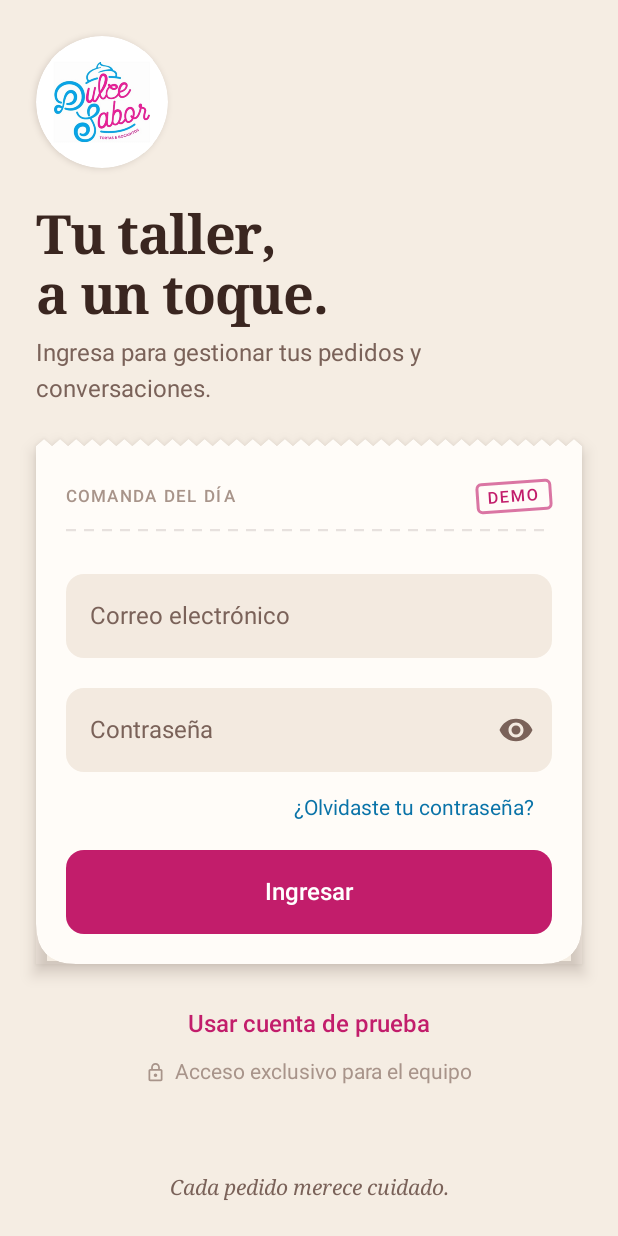
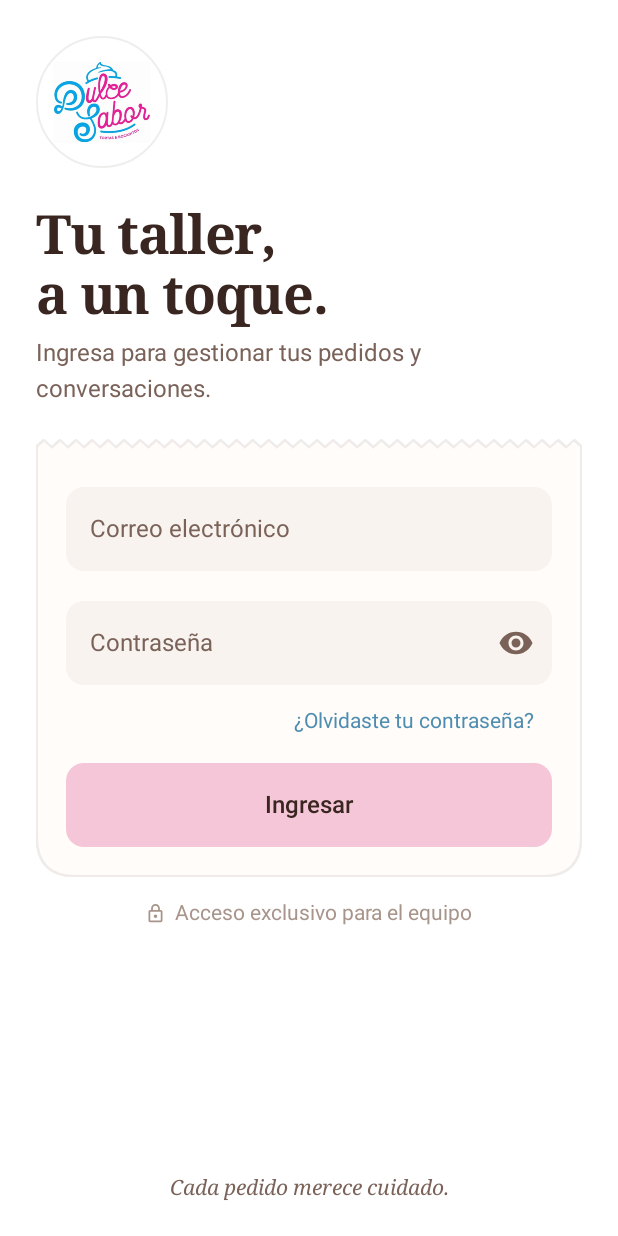
Before and after one commit to miguelbonifaz/dulce-sabor-android, an Android app built with Jetpack Compose: the screen it shows after launch (MainActivity), on a phone screen of 412 x 824 dp. Run offline under Robolectric (Android 15) with nearby library versions, the phone set to English and light mode, and no system bars.

Commit message:
Quitar referencias a demo del login y suavizar la paleta
Co-Authored-By: Claude Opus 5.5 <noreply@anthropic.com>
Claude-Session: https://claude.ai/code/session_01AhKUfp2q9XHvDSSGFHPV48

```diff
--- a/app/src/main/java/com/dulcesabor/android/MainActivity.kt
+++ b/app/src/main/java/com/dulcesabor/android/MainActivity.kt
@@ -31,7 +31,6 @@ class MainActivity : ComponentActivity() {
                         state = state,
                         onEmailChange = viewModel::updateEmail,
                         onPasswordChange = viewModel::updatePassword,
-                        onDemoAccount = viewModel::useDemoAccount,
                         onSignIn = viewModel::signIn,
                     )
                 } else {
--- a/app/src/main/java/com/dulcesabor/android/ui/DemoSessionScreen.kt
+++ b/app/src/main/java/com/dulcesabor/android/ui/DemoSessionScreen.kt
@@ -31,7 +31,6 @@ fun DemoSessionScreen(user: StaffUser, onSignOut: () -> Unit) {
             verticalArrangement = Arrangement.spacedBy(20.dp, Alignment.CenterVertically),
         ) {
             Image(painterResource(R.drawable.dulce_sabor_logo), stringResource(R.string.app_name), Modifier.size(128.dp))
-            Text(stringResource(R.string.demo_mode), color = MaterialTheme.colorScheme.primary)
             Text(stringResource(R.string.welcome), style = MaterialTheme.typography.headlineSmall)
             Text(user.email)
             Text(stringResource(R.string.demo_session_description), style = MaterialTheme.typography.bodyLarge)
--- a/app/src/main/java/com/dulcesabor/android/ui/LoginScreen.kt
+++ b/app/src/main/java/com/dulcesabor/android/ui/LoginScreen.kt
@@ -1,17 +1,12 @@
 package com.dulcesabor.android.ui
 
-import androidx.compose.foundation.Canvas
 import androidx.compose.foundation.Image
 import androidx.compose.foundation.border
 import androidx.compose.foundation.layout.Box
 import androidx.compose.foundation.shape.CircleShape
 import androidx.compose.foundation.shape.GenericShape
 import androidx.compose.foundation.shape.RoundedCornerShape
-import androidx.compose.ui.draw.rotate
-import androidx.compose.ui.draw.shadow
-import androidx.compose.ui.geometry.Offset
 import androidx.compose.ui.graphics.Color
-import androidx.compose.ui.graphics.PathEffect
 import androidx.compose.ui.text.font.FontFamily
 import androidx.compose.ui.text.font.FontStyle
 import androidx.compose.foundation.background
@@ -76,7 +71,6 @@ fun LoginScreen(
     state: LoginUiState,
     onEmailChange: (String) -> Unit,
     onPasswordChange: (String) -> Unit,
-    onDemoAccount: () -> Unit,
     onSignIn: () -> Unit,
 ) {
     var passwordVisible by rememberSaveable { mutableStateOf(false) }
@@ -125,26 +119,10 @@ fun LoginScreen(
                 Column(
                     modifier = Modifier
                         .fillMaxWidth()
-                        .shadow(elevation = 6.dp, shape = ComandaShape, ambientColor = Pasteleria.Chocolate, spotColor = Pasteleria.Chocolate)
+                        .border(1.dp, Pasteleria.Hilo, ComandaShape)
                         .background(MaterialTheme.colorScheme.surface, ComandaShape)
-                        .padding(start = 20.dp, end = 20.dp, top = 28.dp, bottom = 20.dp),
+                        .padding(start = 20.dp, end = 20.dp, top = 24.dp, bottom = 20.dp),
                 ) {
-                    Row(
-                        modifier = Modifier.fillMaxWidth(),
-                        verticalAlignment = Alignment.CenterVertically,
-                        horizontalArrangement = Arrangement.SpaceBetween,
-                    ) {
-                        Text(
-                            stringResource(R.string.order_label).uppercase(),
-                            style = MaterialTheme.typography.labelSmall,
-                            color = Pasteleria.Harina,
-                        )
-                        DemoStamp()
-                    }
-                    Spacer(Modifier.height(12.dp))
-                    DashedRule()
-                    Spacer(Modifier.height(20.dp))
-
                     val fieldColors = OutlinedTextFieldDefaults.colors(
                         unfocusedContainerColor = MaterialTheme.colorScheme.surfaceVariant,
                         focusedContainerColor = MaterialTheme.colorScheme.surfaceVariant,
@@ -235,17 +213,6 @@ fun LoginScreen(
                 }
 
                 Spacer(Modifier.height(16.dp))
-                TextButton(
-                    onClick = onDemoAccount,
-                    enabled = !state.isLoading,
-                    modifier = Modifier.align(Alignment.CenterHorizontally),
-                ) {
-                    Text(
-                        stringResource(R.string.demo_account),
-                        style = MaterialTheme.typography.labelLarge,
-                        color = MaterialTheme.colorScheme.primary,
-                    )
-                }
                 Row(
                     modifier = Modifier.fillMaxWidth(),
                     horizontalArrangement = Arrangement.spacedBy(6.dp, Alignment.CenterHorizontally),
@@ -300,7 +267,7 @@ private fun LogoLabel() {
     Box(
         modifier = Modifier
             .size(88.dp)
-            .shadow(3.dp, CircleShape, ambientColor = Pasteleria.Chocolate, spotColor = Pasteleria.Chocolate)
+            .border(1.dp, Pasteleria.Hilo, CircleShape)
             .background(Color.White, CircleShape)
             .padding(10.dp),
         contentAlignment = Alignment.Center,
@@ -313,35 +280,8 @@ private fun LogoLabel() {
     }
 }
 
-@Composable
-private fun DemoStamp() {
-    Text(
-        stringResource(R.string.demo_mode).uppercase(),
-        style = MaterialTheme.typography.labelSmall,
-        color = MaterialTheme.colorScheme.primary,
-        modifier = Modifier
-            .rotate(-4f)
-            .border(1.5.dp, MaterialTheme.colorScheme.primary.copy(alpha = 0.6f), RoundedCornerShape(4.dp))
-            .padding(horizontal = 8.dp, vertical = 4.dp),
-    )
-}
-
-@Composable
-private fun DashedRule() {
-    val color = Pasteleria.Hilo
-    Canvas(Modifier.fillMaxWidth().height(1.dp)) {
-        drawLine(
-            color = color,
-            start = Offset(0f, 0f),
-            end = Offset(size.width, 0f),
-            strokeWidth = 1.dp.toPx() * 1.5f,
-            pathEffect = PathEffect.dashPathEffect(floatArrayOf(10f, 8f)),
-        )
-    }
-}
-
 @Preview(showBackground = true, widthDp = 390, heightDp = 844)
 @Composable
 private fun LoginPreview() {
-    DulceSaborTheme { LoginScreen(LoginUiState(), {}, {}, {}, {}) }
+    DulceSaborTheme { LoginScreen(LoginUiState(), {}, {}, {}) }
 }
--- a/app/src/main/java/com/dulcesabor/android/ui/theme/DulceSaborTheme.kt
+++ b/app/src/main/java/com/dulcesabor/android/ui/theme/DulceSaborTheme.kt
@@ -15,24 +15,24 @@ import androidx.compose.ui.unit.sp
 
 /** Colores del taller: papel de horno, crema batida, chocolate y los acentos del logo. */
 object Pasteleria {
-    val PapelHorno = Color(0xFFF5EDE3)
-    val CremaBatida = Color(0xFFFFFCF8)
-    val Masa = Color(0xFFF3EAE0)
+    val PapelHorno = Color(0xFFFFFFFF)
+    val CremaBatida = Color(0xFFFFFCFA)
+    val Masa = Color(0xFFF8F3EF)
     val Chocolate = Color(0xFF3A2620)
     val Cacao = Color(0xFF7A6259)
     val Harina = Color(0xFFA8948A)
-    val Frambuesa = Color(0xFFC21D6B)
-    val FrambuesaSuave = Color(0xFFFBE4EE)
-    val Celeste = Color(0xFF0A73A8)
-    val Hilo = Color(0x1F3A2620)
+    val Frambuesa = Color(0xFFF4C6D7)
+    val FrambuesaSuave = Color(0xFFFCEEF3)
+    val Celeste = Color(0xFF4F8DB0)
+    val Hilo = Color(0x143A2620)
     val Error = Color(0xFFB3261E)
 }
 
 private val colors = lightColorScheme(
     primary = Pasteleria.Frambuesa,
-    onPrimary = Color.White,
+    onPrimary = Pasteleria.Chocolate,
     primaryContainer = Pasteleria.FrambuesaSuave,
-    onPrimaryContainer = Pasteleria.Frambuesa,
+    onPrimaryContainer = Pasteleria.Chocolate,
     secondary = Pasteleria.Celeste,
     onSecondary = Color.White,
     background = Pasteleria.PapelHorno,
--- a/app/src/main/res/values/strings.xml
+++ b/app/src/main/res/values/strings.xml
@@ -3,8 +3,6 @@
     <string name="app_name">Dulce Sabor</string>
     <string name="login_title">Tu taller,\na un toque.</string>
     <string name="login_subtitle">Ingresa para gestionar tus pedidos y conversaciones.</string>
-    <string name="order_label">Comanda del día</string>
-    <string name="demo_mode">Demo</string>
     <string name="email_label">Correo electrónico</string>
     <string name="email_placeholder">nombre@dulcesabor.com</string>
     <string name="password_label">Contraseña</string>
@@ -12,18 +10,17 @@
     <string name="hide_password">Ocultar contraseña</string>
     <string name="forgot_password">¿Olvidaste tu contraseña?</string>
     <string name="recovery_title">Recuperar contraseña</string>
-    <string name="recovery_unavailable">La recuperación de contraseña no está disponible en esta demostración. Puedes usar la cuenta de prueba para explorar la aplicación.</string>
+    <string name="recovery_unavailable">Pide a la administración que restablezca tu contraseña.</string>
     <string name="understood">Entendido</string>
     <string name="sign_in">Ingresar</string>
     <string name="signing_in">Ingresando…</string>
-    <string name="demo_account">Usar cuenta de prueba</string>
     <string name="staff_only">Acceso exclusivo para el equipo</string>
     <string name="brand_caption">Cada pedido merece cuidado.</string>
     <string name="invalid_email">Ingresa un correo electrónico válido.</string>
     <string name="required_password">Ingresa tu contraseña.</string>
-    <string name="invalid_credentials">Los datos no coinciden con la cuenta de prueba.</string>
+    <string name="invalid_credentials">Correo o contraseña incorrectos.</string>
     <string name="login_unavailable">No pudimos iniciar sesión. Inténtalo de nuevo.</string>
     <string name="welcome">¡Bienvenido al equipo!</string>
-    <string name="demo_session_description">Este acceso es de prueba. Los chats y pedidos se incorporarán en las siguientes versiones.</string>
+    <string name="demo_session_description">Pronto podrás ver aquí tus pedidos y conversaciones.</string>
     <string name="sign_out">Cerrar sesión</string>
 </resources>
```
Also changed, not shown: 1 other file.
